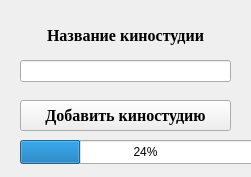
NikitaVirachev/course-work-on-DB, file Client/addstudio.ui: the form before one commit.
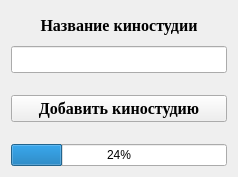
The form after the commit.

Patch:
```diff
--- a/Client/addstudio.ui
+++ b/Client/addstudio.ui
@@ -6,77 +6,23 @@
    <rect>
     <x>0</x>
     <y>0</y>
-    <width>251</width>
+    <width>238</width>
     <height>177</height>
    </rect>
   </property>
   <property name="windowTitle">
    <string>Form</string>
   </property>
-  <widget class="QLabel" name="label">
-   <property name="geometry">
-    <rect>
-     <x>20</x>
-     <y>20</y>
-     <width>211</width>
-     <height>31</height>
-    </rect>
-   </property>
-   <property name="font">
-    <font>
-     <family>Times New Roman</family>
-     <pointsize>12</pointsize>
-     <weight>75</weight>
-     <bold>true</bold>
-    </font>
-   </property>
-   <property name="text">
-    <string>Название киностудии</string>
-   </property>
-   <property name="alignment">
-    <set>Qt::AlignCenter</set>
-   </property>
-  </widget>
-  <widget class="QLineEdit" name="lineEdit">
-   <property name="geometry">
-    <rect>
-     <x>20</x>
-     <y>60</y>
-     <width>211</width>
-     <height>22</height>
-    </rect>
-   </property>
-   <property name="font">
-    <font>
-     <family>Times New Roman</family>
-     <pointsize>12</pointsize>
-     <weight>75</weight>
-     <bold>true</bold>
-    </font>
-   </property>
-  </widget>
+  <layout class="QGridLayout" name="gridLayout">
+   <item row="5" column="0">
   <widget class="QProgressBar" name="progressBar">
-   <property name="geometry">
-    <rect>
-     <x>20</x>
-     <y>140</y>
-     <width>251</width>
-     <height>24</height>
-    </rect>
-   </property>
    <property name="value">
     <number>24</number>
    </property>
   </widget>
+   </item>
+   <item row="3" column="0" rowspan="2">
   <widget class="QPushButton" name="pushButton">
-   <property name="geometry">
-    <rect>
-     <x>20</x>
-     <y>100</y>
-     <width>211</width>
-     <height>31</height>
-    </rect>
-   </property>
    <property name="font">
     <font>
      <family>Times New Roman</family>
@@ -89,6 +35,38 @@
     <string>Добавить киностудию</string>
    </property>
   </widget>
+   </item>
+   <item row="0" column="0">
+    <widget class="QLabel" name="label">
+     <property name="font">
+      <font>
+       <family>Times New Roman</family>
+       <pointsize>12</pointsize>
+       <weight>75</weight>
+       <bold>true</bold>
+      </font>
+     </property>
+     <property name="text">
+      <string>Название киностудии</string>
+     </property>
+     <property name="alignment">
+      <set>Qt::AlignCenter</set>
+     </property>
+    </widget>
+   </item>
+   <item row="1" column="0">
+    <widget class="QLineEdit" name="lineEdit">
+     <property name="font">
+      <font>
+       <family>Times New Roman</family>
+       <pointsize>12</pointsize>
+       <weight>75</weight>
+       <bold>true</bold>
+      </font>
+     </property>
+    </widget>
+   </item>
+  </layout>
  </widget>
  <resources/>
  <connections/>
```
Lines whose indentation alone changed are shown as unchanged.
